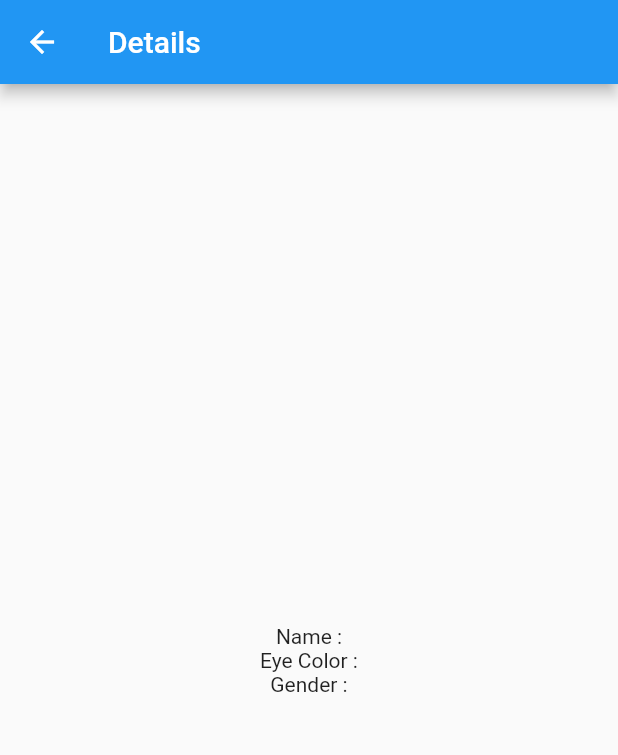
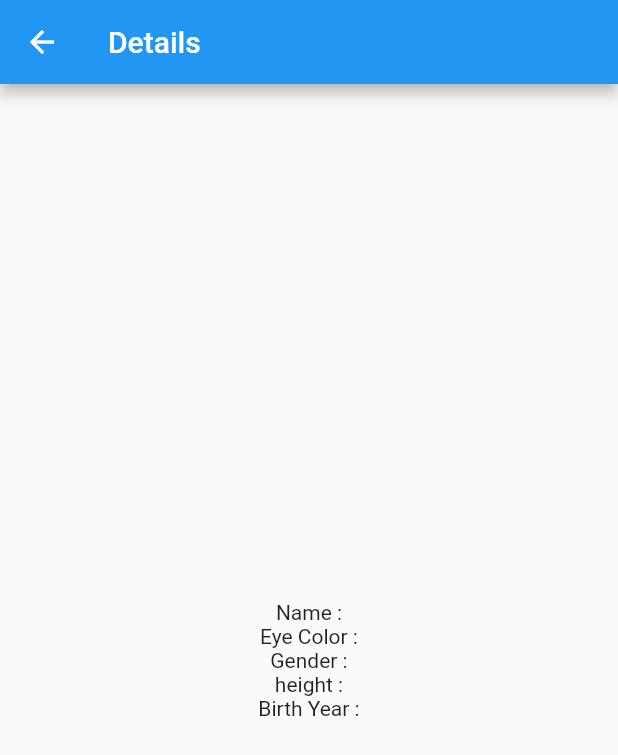
Before and after one commit to mshevaatallah/first-fetch-flutter, a Flutter app: the Details screen opened directly with empty values, on a phone screen of 412 x 824 dp. Shown: the top 755 px of the screen. Run offline on Flutter 3.47's test engine with Material 2 defaults, Android fonts, the phone set to English and light mode, and no system bars.

```diff
--- a/lib/models/http_stateful2.dart
+++ b/lib/models/http_stateful2.dart
@@ -6,20 +6,29 @@ class User {
   String name;
   String gender;
   String eye_color;
+  String height;
+  String birth_year;
 
-  User({required this.name, required this.gender, required this.eye_color});
+  User(
+      {required this.name,
+      required this.gender,
+      required this.eye_color,
+      required this.height,
+      required this.birth_year});
 
   factory User.fromJson(Map<String, dynamic> json) {
     return User(
       name: json['name'],
       gender: json['gender'],
       eye_color: json['eye_color'],
+      height: json['height'],
+      birth_year: json['birth_year'],
     );
   }
-  Future<List<User>> fetchUsers() async {
-    var response = await http.get(Uri.parse("https://swapi.dev/api/people"));
-    return (json.decode(response.body)['data'] as List)
-        .map((e) => User.fromJson(e))
-        .toList();
-  }
+  // Future<List<User>> fetchUsers() async {
+  //   var response = await http.get(Uri.parse("https://swapi.dev/api/people"));
+  //   return (json.decode(response.body)['data'] as List)
+  //       .map((e) => User.fromJson(e))
+  //       .toList();
+  // }
 }
--- a/lib/pages/details_pages.dart
+++ b/lib/pages/details_pages.dart
@@ -18,7 +18,9 @@ class Details extends StatelessWidget {
           children: <Widget>[
             Text("Name :" + user.name),
             Text("Eye Color :" + user.eye_color),
-            Text("Gender :" + user.gender)
+            Text("Gender :" + user.gender),
+            Text("height :" + user.height),
+            Text("Birth Year :" + user.birth_year),
           ],
         ),
       ),
```
